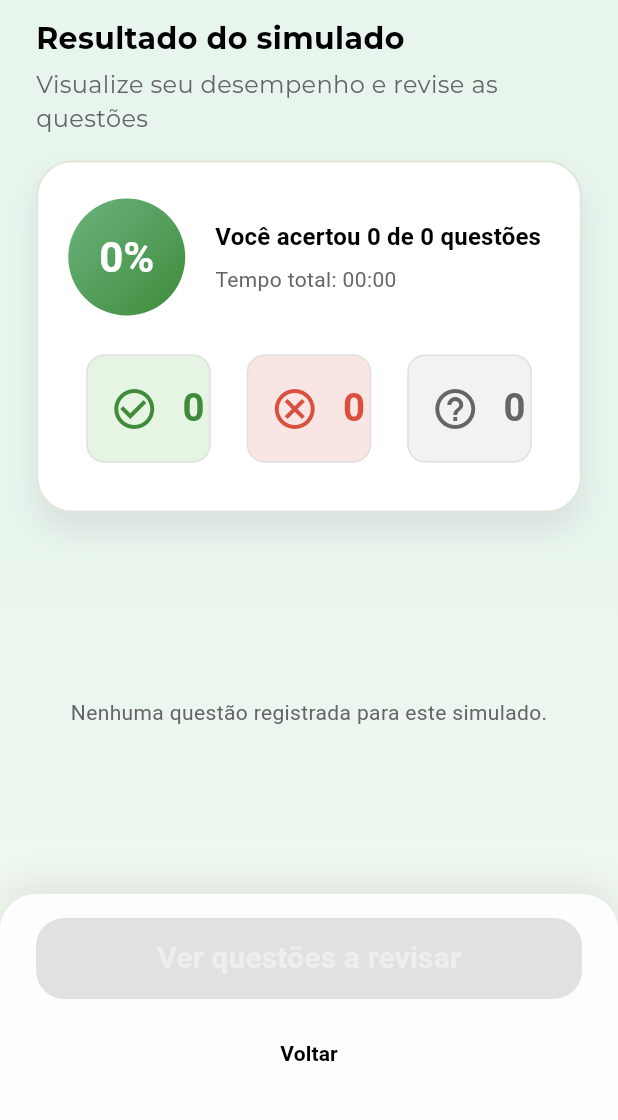
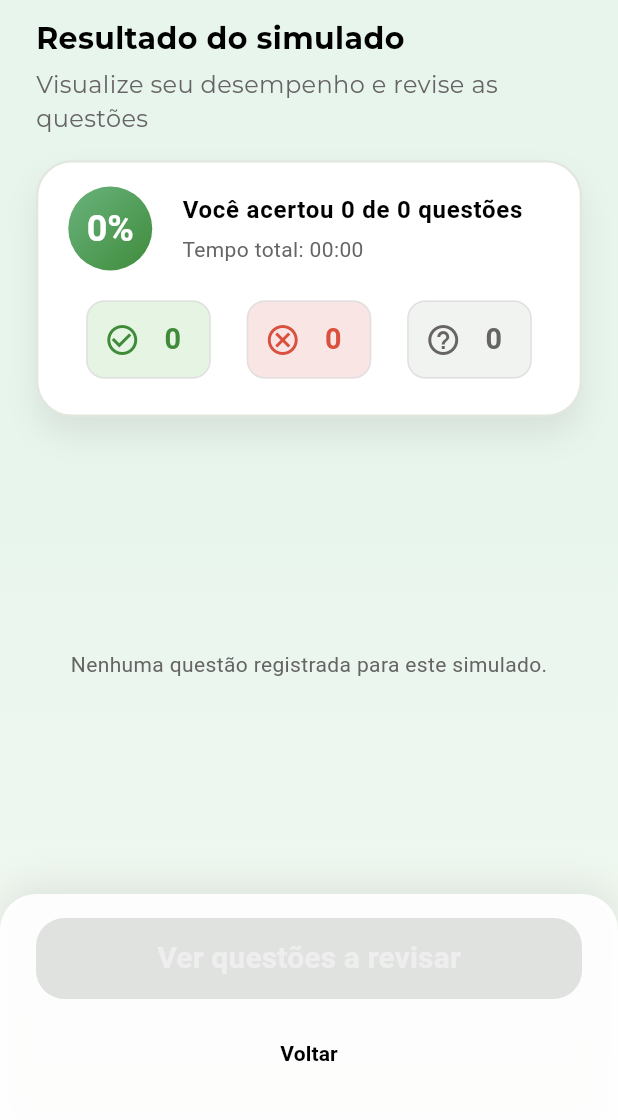
Before and after one commit to UNICV-TECH/smart_quiz_mvp, a Flutter app: the ExamResultScreen screen opened directly with empty values, on a phone screen of 412 x 824 dp, the part 93-1213 px from its top. Run offline on Flutter 3.47's test engine with Material 3 defaults, Android fonts, the phone set to English and light mode, and no system bars; our stand-ins replace flutter_dotenv, google_fonts, supabase_flutter; accounts and stored records are empty; Roboto replaces fonts that are missing (Poppins).

Commit message:
feat: Adjust summary card layout for improved visual consistency

```diff
--- a/lib/views/exam_result_screen.dart
+++ b/lib/views/exam_result_screen.dart
@@ -291,7 +291,7 @@ class _SummaryCard extends StatelessWidget {
           ),
         ],
       ),
-      padding: const EdgeInsets.symmetric(horizontal: 20, vertical: 24),
+      padding: const EdgeInsets.symmetric(horizontal: 20, vertical: 16),
       child: Column(
         crossAxisAlignment: CrossAxisAlignment.start,
         children: [
@@ -299,8 +299,8 @@ class _SummaryCard extends StatelessWidget {
             crossAxisAlignment: CrossAxisAlignment.center,
             children: [
               Container(
-                width: 78,
-                height: 78,
+                width: 56,
+                height: 56,
                 decoration: const BoxDecoration(
                   shape: BoxShape.circle,
                   gradient: LinearGradient(
@@ -312,7 +312,7 @@ class _SummaryCard extends StatelessWidget {
                 alignment: Alignment.center,
                 child: Text(
                   '${percentageScore.toStringAsFixed(0)}%',
-                  style: theme.textTheme.headlineMedium?.copyWith(
+                  style: theme.textTheme.headlineSmall?.copyWith(
                     color: Colors.white,
                     fontWeight: FontWeight.bold,
                   ),
@@ -325,12 +325,12 @@ class _SummaryCard extends StatelessWidget {
                   children: [
                     Text(
                       'Você acertou $correctCount de $totalQuestions questões',
-                      style: theme.textTheme.titleMedium?.copyWith(
+                      style: theme.textTheme.bodyLarge?.copyWith(
                         color: AppColors.primaryDark,
                         fontWeight: FontWeight.w700,
                       ),
                     ),
-                    const SizedBox(height: 6),
+                    const SizedBox(height: 4),
                     Text(
                       'Tempo total: $durationLabel',
                       style: theme.textTheme.bodyMedium?.copyWith(
@@ -342,7 +342,7 @@ class _SummaryCard extends StatelessWidget {
               ),
             ],
           ),
-          const SizedBox(height: 18),
+          const SizedBox(height: 12),
           Row(
             mainAxisAlignment: MainAxisAlignment.spaceBetween,
             children: [
@@ -353,6 +353,10 @@ class _SummaryCard extends StatelessWidget {
                   iconColor: const Color(0xFF3F8B3A),
                   scoreColor: const Color(0xFF3F8B3A),
                   backgroundColor: const Color(0xFFE5F4E3),
+                  height: 60,
+                  iconSize: 24,
+                  padding:
+                      const EdgeInsets.symmetric(horizontal: 12, vertical: 10),
                 ),
               ),
               Expanded(
@@ -362,6 +366,10 @@ class _SummaryCard extends StatelessWidget {
                   iconColor: const Color(0xFFD9503F),
                   scoreColor: const Color(0xFFD9503F),
                   backgroundColor: const Color(0xFFF9E5E3),
+                  height: 60,
+                  iconSize: 24,
+                  padding:
+                      const EdgeInsets.symmetric(horizontal: 12, vertical: 10),
                 ),
               ),
               Expanded(
@@ -371,6 +379,10 @@ class _SummaryCard extends StatelessWidget {
                   iconColor: AppColors.secondaryDark,
                   scoreColor: AppColors.secondaryDark,
                   backgroundColor: const Color(0xFFF1F3F0),
+                  height: 60,
+                  iconSize: 24,
+                  padding:
+                      const EdgeInsets.symmetric(horizontal: 12, vertical: 10),
                 ),
               ),
             ],
```
